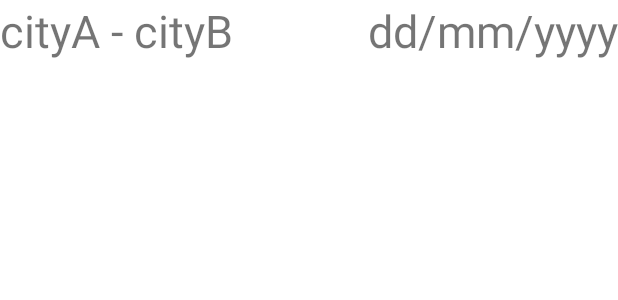
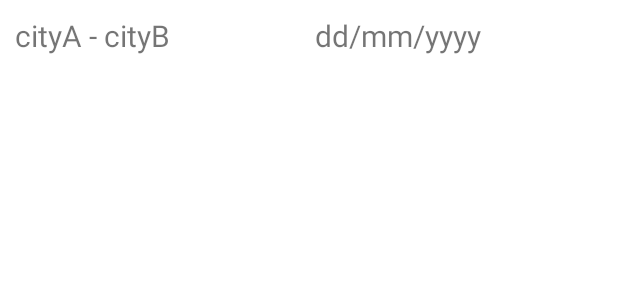
Before and after one commit to ChristopherWilliamBill/PPPB51_Tubes02_B_B, an Android app: the layout for_lv_histori.xml on its own in the app's theme, with its tools: preview values and no code run, on a phone screen of 412 x 824 dp. Shown: the top 300 px of the screen. Run offline under Robolectric (Android 15) with nearby library versions, the phone set to English and light mode, and no system bars.

Commit message:
Edit sedikit history page

```diff
--- a/app/src/main/java/com/pppb/travelindo/NavigationFragment.java
+++ b/app/src/main/java/com/pppb/travelindo/NavigationFragment.java
@@ -28,7 +28,7 @@ public class NavigationFragment extends Fragment implements View.OnClickListener
         this.binding = NavigationFragmentBinding.inflate(inflater, container, false);
         View view = binding.getRoot();
         binding.btnHome.setOnClickListener(this);
-        binding.btnHistori.setOnClickListener(this);
+        binding.btnHistory.setOnClickListener(this);
 
         return view;
     }
--- a/app/src/main/res/layout/for_lv_histori.xml
+++ b/app/src/main/res/layout/for_lv_histori.xml
@@ -1,23 +1,22 @@
 <?xml version="1.0" encoding="utf-8"?>
-<RelativeLayout
+<LinearLayout
     xmlns:android="http://schemas.android.com/apk/res/android"
     android:layout_width="match_parent"
     android:layout_height="wrap_content">
 
     <TextView
         android:id="@+id/tv_city_2_city"
-        android:layout_width="wrap_content"
+        android:layout_width="200dp"
         android:layout_height="wrap_content"
         android:text="cityA - cityB"
-        android:textSize="30sp"
-        android:layout_toLeftOf="@id/tv_date"
-        android:layout_alignParentLeft="true"/>
+        android:textSize="@dimen/size20"
+        android:padding="@dimen/size10"/>
 
     <TextView
         android:id="@+id/tv_date"
-        android:layout_width="wrap_content"
+        android:layout_width="200dp"
         android:layout_height="wrap_content"
         android:text="dd/mm/yyyy"
-        android:textSize="30sp"
-        android:layout_alignParentRight="true"/>
-</RelativeLayout>
+        android:textSize="@dimen/size20"
+        android:padding="@dimen/size10"/>
+</LinearLayout>
--- a/app/src/main/res/layout/history_page.xml
+++ b/app/src/main/res/layout/history_page.xml
@@ -8,8 +8,9 @@
     <TextView
         android:layout_width="match_parent"
         android:layout_height="wrap_content"
-        android:text="Histori"
-        android:textSize="40sp"/>
+        android:text="History"
+        android:textSize="@dimen/size30"
+        android:layout_margin="@dimen/size30"/>
 
     <ListView
         android:id="@+id/lv_histori"
```
Also changed, not shown: app/src/main/res/layout/navigation_fragment.xml (+5 -3 lines).
